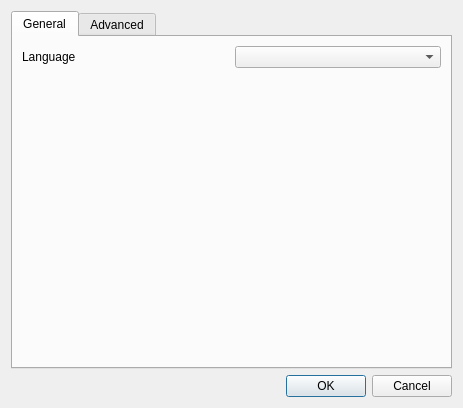
The window that src/windows/preferences-window.ui (flux3dp/swiftray) describes before a commit, drawn with Qt 5.
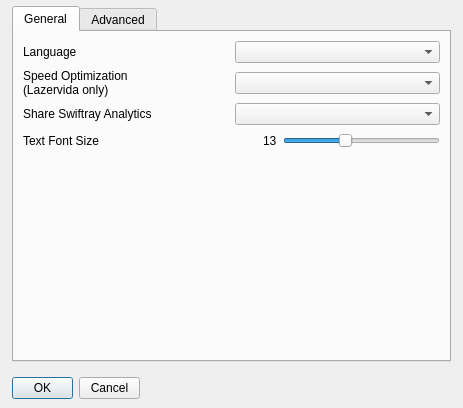
The same window after the commit.

Commit message: swiftray release (#336)

Patch:
```diff
--- a/src/windows/preferences-window.ui
+++ b/src/windows/preferences-window.ui
@@ -13,9 +13,31 @@
   <property name="windowTitle">
    <string>Dialog</string>
   </property>
-  <layout class="QVBoxLayout" name="verticalLayout">
-   <item>
+  <widget class="QDialogButtonBox" name="buttonBox">
+   <property name="geometry">
+    <rect>
+     <x>12</x>
+     <y>372</y>
+     <width>128</width>
+     <height>32</height>
+    </rect>
+   </property>
+   <property name="orientation">
+    <enum>Qt::Horizontal</enum>
+   </property>
+   <property name="standardButtons">
+    <set>QDialogButtonBox::Cancel|QDialogButtonBox::Ok</set>
+   </property>
+  </widget>
     <widget class="QTabWidget" name="tabWidget">
+   <property name="geometry">
+    <rect>
+     <x>12</x>
+     <y>6</y>
+     <width>439</width>
+     <height>356</height>
+    </rect>
+   </property>
      <property name="currentIndex">
       <number>0</number>
      </property>
@@ -38,6 +60,85 @@
          </item>
         </layout>
        </item>
+     <item>
+      <layout class="QHBoxLayout" name="horizontalLayout_2" stretch="0,0">
+       <item>
+        <widget class="QLabel" name="label_2">
+         <property name="text">
+          <string>Speed Optimization
+(Lazervida only)</string>
+         </property>
+        </widget>
+       </item>
+       <item>
+        <widget class="QComboBox" name="comboBoxSpeedOptimization"/>
+       </item>
+      </layout>
+     </item>
+     <item>
+      <layout class="QHBoxLayout" name="horizontalLayout_4">
+       <item>
+        <widget class="QLabel" name="label_4">
+         <property name="text">
+          <string>Share Swiftray Analytics</string>
+         </property>
+        </widget>
+       </item>
+       <item>
+        <widget class="QComboBox" name="comboBoxShare"/>
+       </item>
+      </layout>
+     </item>
+     <item>
+      <layout class="QHBoxLayout" name="horizontalLayout_3">
+       <item>
+        <widget class="QLabel" name="label_3">
+         <property name="text">
+          <string>Text Font Size</string>
+         </property>
+        </widget>
+       </item>
+       <item>
+        <spacer name="horizontalSpacer">
+         <property name="orientation">
+          <enum>Qt::Horizontal</enum>
+         </property>
+         <property name="sizeHint" stdset="0">
+          <size>
+           <width>40</width>
+           <height>20</height>
+          </size>
+         </property>
+        </spacer>
+       </item>
+       <item>
+        <widget class="QLabel" name="labelFontSize">
+         <property name="text">
+          <string>13</string>
+         </property>
+        </widget>
+       </item>
+       <item>
+        <widget class="QSlider" name="horizontalSliderFontSize">
+         <property name="minimum">
+          <number>6</number>
+         </property>
+         <property name="maximum">
+          <number>24</number>
+         </property>
+         <property name="value">
+          <number>13</number>
+         </property>
+         <property name="tracking">
+          <bool>true</bool>
+         </property>
+         <property name="orientation">
+          <enum>Qt::Horizontal</enum>
+         </property>
+        </widget>
+       </item>
+      </layout>
+     </item>
        <item>
         <spacer name="verticalSpacer">
          <property name="orientation">
@@ -59,18 +160,6 @@
       </attribute>
      </widget>
     </widget>
-   </item>
-   <item>
-    <widget class="QDialogButtonBox" name="buttonBox">
-     <property name="orientation">
-      <enum>Qt::Horizontal</enum>
-     </property>
-     <property name="standardButtons">
-      <set>QDialogButtonBox::Cancel|QDialogButtonBox::Ok</set>
-     </property>
-    </widget>
-   </item>
-  </layout>
  </widget>
  <resources/>
  <connections>
```
Left out of the diff: 2 changed lines with no effect on the pictures. Lines whose indentation alone changed are shown as unchanged. The commit also changes 421 other files.
